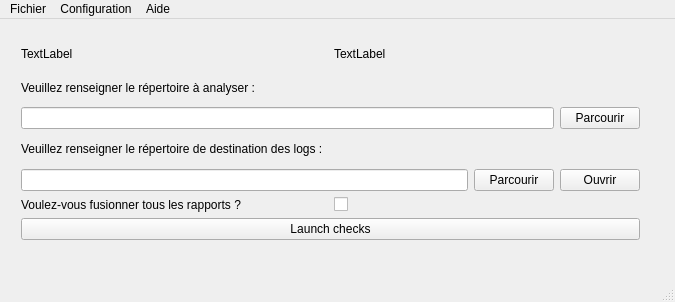
First picture: the form in mainwindow.ui, repository FredBELDA/CodingRulesChecker, before the edit.
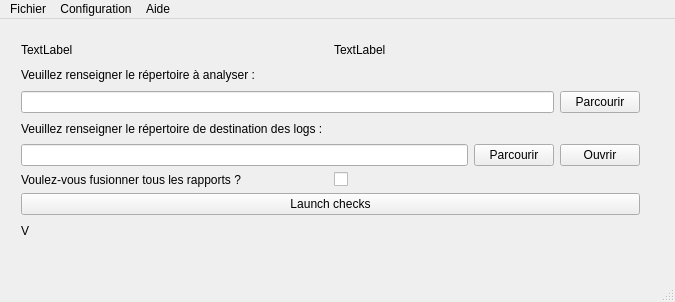
Second picture: the form after the edit.

What changed in the file:
```diff
--- a/mainwindow.ui
+++ b/mainwindow.ui
@@ -116,6 +116,16 @@
        </property>
       </widget>
      </item>
+     <item>
+      <widget class="QLabel" name="label_Version">
+       <property name="layoutDirection">
+        <enum>Qt::LeftToRight</enum>
+       </property>
+       <property name="text">
+        <string>V </string>
+       </property>
+      </widget>
+     </item>
     </layout>
    </widget>
   </widget>
```
